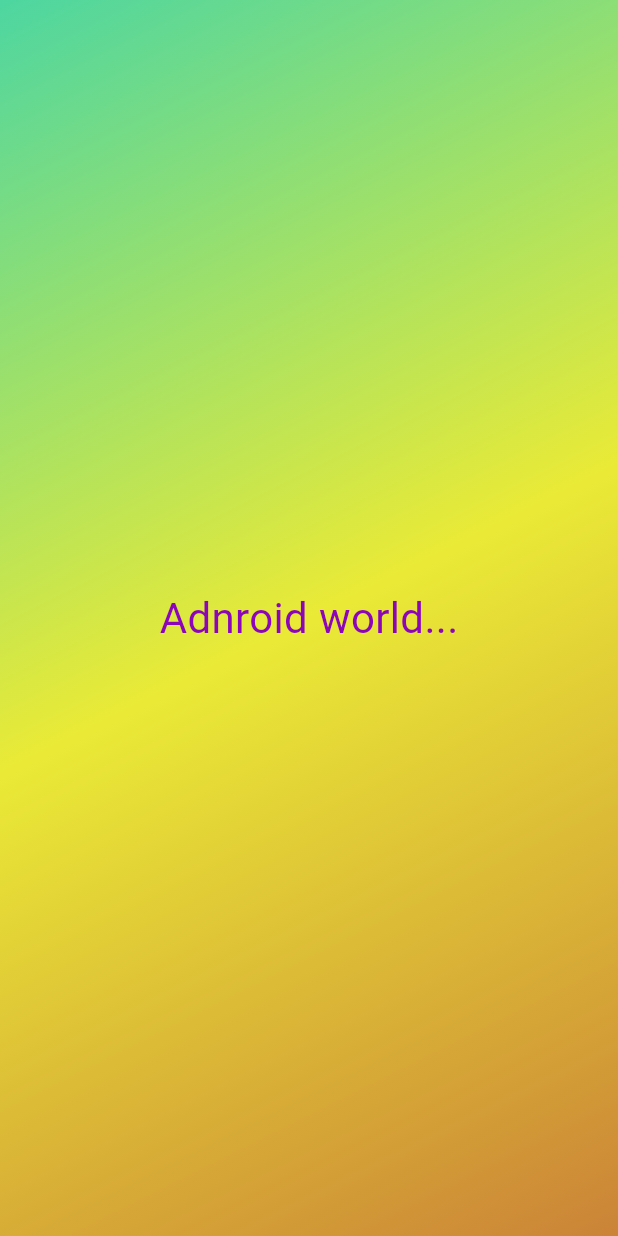
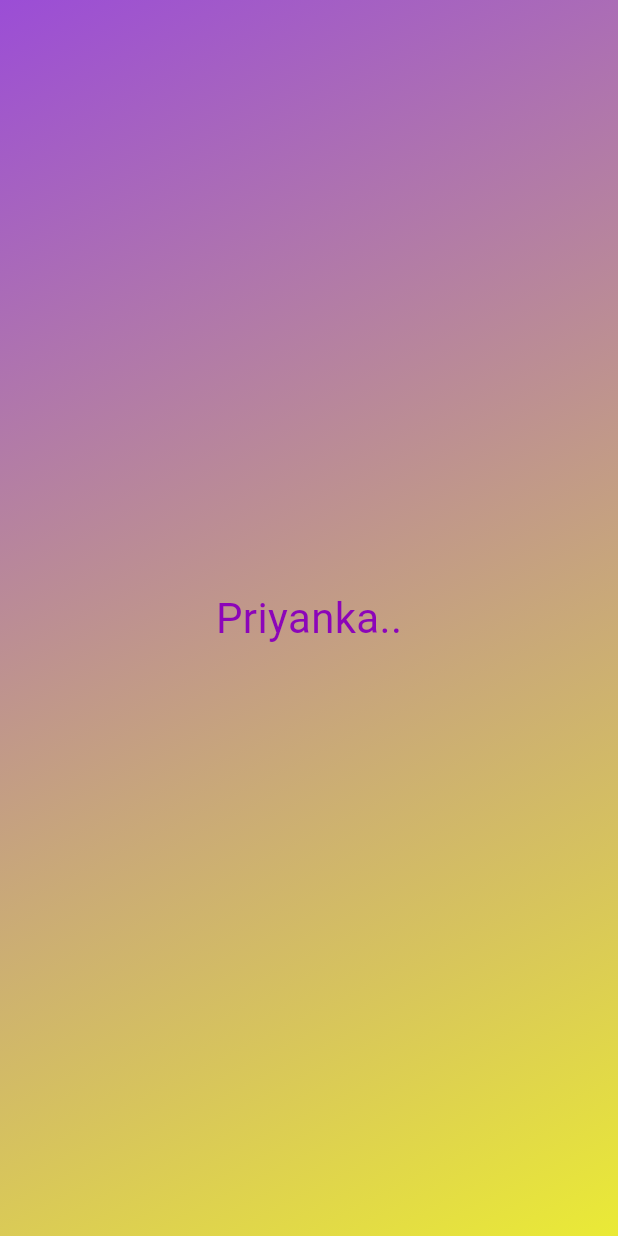
Before and after one commit to priyankam030/flutter_projects, a Flutter app: the screen it shows after launch, on a phone screen of 412 x 824 dp. Run offline on Flutter 3.47's test engine with Material 3 defaults, Android fonts, the phone set to English and light mode, and no system bars.

Commit message:
added argument function hard coded to soft code

```diff
--- a/flutter_app_2/lib/gradient_container.dart
+++ b/flutter_app_2/lib/gradient_container.dart
@@ -1,26 +1,34 @@
 import 'package:flutter/material.dart';
 import 'package:flutter_app_2/styled_text.dart';
 
+
+var startAlignment =  Alignment.topLeft;
+var endAlignment = Alignment.bottomRight;
+
 class GradientContainer extends StatelessWidget {
-const GradientContainer({super.key});
+const GradientContainer(this.color_1, this.color_2, {super.key});
+
+final Color color_1;
+final Color color_2;
 
   @override
   Widget build(context)
   {
     return Container(
-      decoration: const BoxDecoration(
+      decoration: BoxDecoration(
         gradient: LinearGradient(
-          colors: [
-          Color.fromARGB(255, 77, 214, 161),
-          Color.fromARGB(255, 234, 234, 54),
-          Color.fromARGB(255, 203, 131, 55),
+          colors:  [
+            color_1,
+            color_2,
+          //Color.fromARGB(255, 77, 214, 161),
+          //Color.fromARGB(255, 234, 234, 54),
           ],
-          begin: Alignment.topLeft,
-          end: Alignment.bottomRight,
+          begin:startAlignment,
+          end:endAlignment,
         ),
       ),
       child: Center(
-        child: StyledText(),
+        child: styledText("Priyanka.."),
       ),
     );
   }
--- a/flutter_app_2/lib/main.dart
+++ b/flutter_app_2/lib/main.dart
@@ -6,7 +6,7 @@ void main() {
   runApp(
     const MaterialApp(
       home: Scaffold(
-        body: GradientContainer(),
+        body: GradientContainer(Color.fromARGB(255, 155, 77, 214), Color.fromARGB(255, 234, 234, 54)),
       ),
     ),
   );
--- a/flutter_app_2/lib/styled_text.dart
+++ b/flutter_app_2/lib/styled_text.dart
@@ -1,13 +1,16 @@
 import 'package:flutter/material.dart';
 
-class StyledText extends StatelessWidget {
-  const StyledText({super.key});
+class styledText extends StatelessWidget {
+  styledText( this.text, {super.key});
+
+  final String text;
+
   @override
   Widget build(context)
   {
-    return const Text(
-      'Adnroid world...',
-      style: TextStyle(
+    return Text(
+      text,
+      style: const TextStyle(
         color: Color.fromARGB(255, 140, 5, 185),
         fontSize: 28.00,
       ),
```
